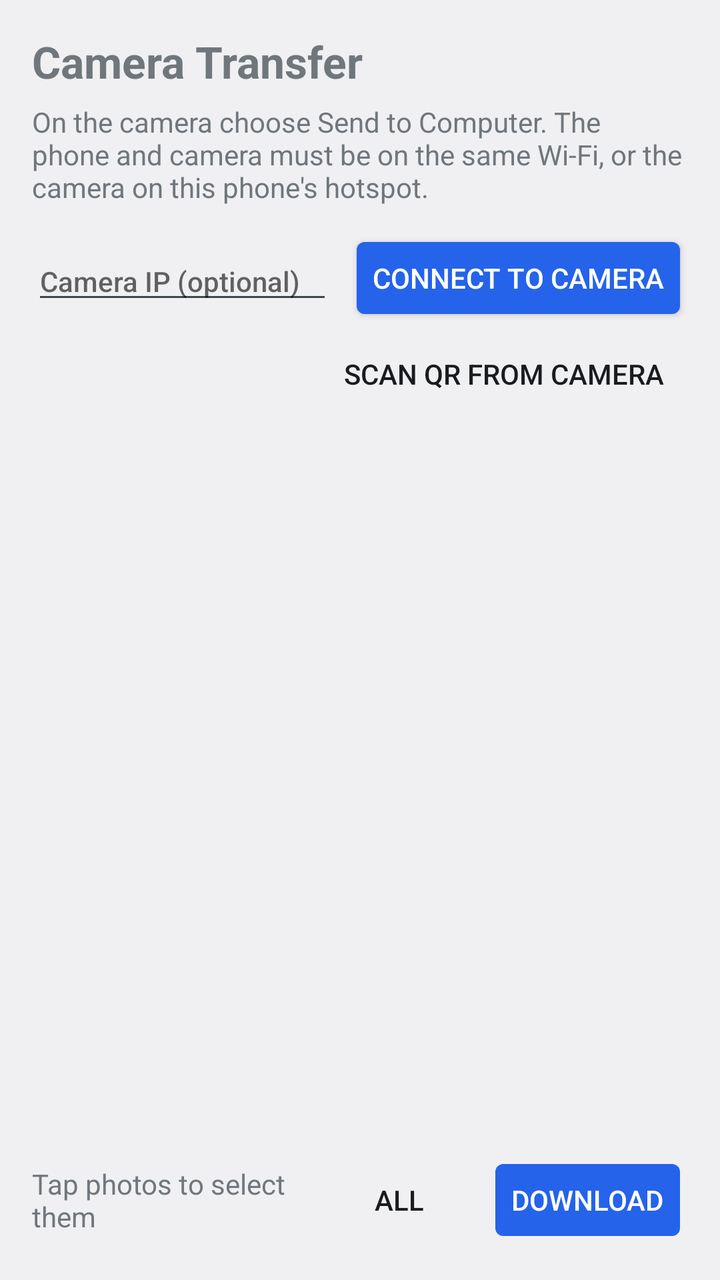
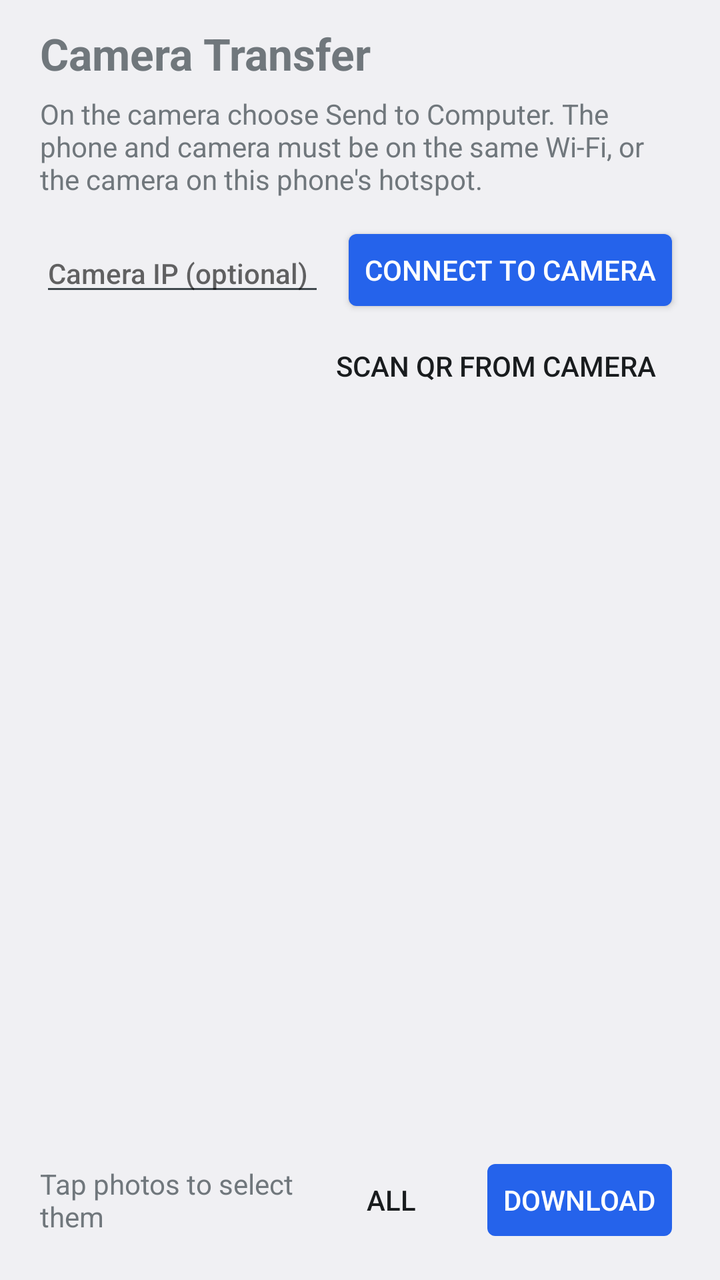

Compare the two renders of this Android layout. The source of the first and the diff that turns it into the second are given below.
<!-- AndroidManifest.xml: application theme android:Theme.DeviceDefault.DayNight -->
<!-- res/layout/activity_main.xml -->
<?xml version="1.0" encoding="utf-8"?>
<LinearLayout xmlns:android="http://schemas.android.com/apk/res/android"
    android:layout_width="match_parent"
    android:layout_height="match_parent"
    android:fitsSystemWindows="true"
    android:orientation="vertical"
    android:padding="16dp">

    <TextView
        android:layout_width="wrap_content"
        android:layout_height="wrap_content"
        android:text="@string/app_name"
        android:textSize="22sp"
        android:textStyle="bold" />

    <TextView
        android:id="@+id/status"
        android:layout_width="match_parent"
        android:layout_height="wrap_content"
        android:layout_marginTop="6dp"
        android:text="@string/hint_idle"
        android:textSize="14sp" />

    <LinearLayout
        android:layout_width="match_parent"
        android:layout_height="wrap_content"
        android:layout_marginTop="12dp"
        android:gravity="center_vertical"
        android:orientation="horizontal">

        <EditText
            android:id="@+id/camera_ip"
            android:layout_width="0dp"
            android:layout_height="wrap_content"
            android:layout_weight="1"
            android:hint="@string/camera_ip_hint"
            android:importantForAutofill="no"
            android:inputType="textUri"
            android:maxLines="1"
            android:textSize="14sp" />

        <Button
            android:id="@+id/connect"
            android:layout_width="wrap_content"
            android:layout_height="wrap_content"
            android:layout_marginStart="8dp"
            android:backgroundTint="#2563EB"
            android:text="@string/connect"
            android:textColor="#FFFFFF" />
    </LinearLayout>

    <LinearLayout
        android:layout_width="match_parent"
        android:layout_height="wrap_content"
        android:gravity="end"
        android:orientation="horizontal">

        <Button
            android:id="@+id/scan_qr"
            style="@android:style/Widget.DeviceDefault.Button.Borderless"
            android:layout_width="wrap_content"
            android:layout_height="wrap_content"
            android:text="@string/scan_qr" />

        <Button
            android:id="@+id/connect_direct"
            style="@android:style/Widget.DeviceDefault.Button.Borderless"
            android:layout_width="wrap_content"
            android:layout_height="wrap_content"
            android:text="@string/connect_direct"
            android:visibility="gone" />
    </LinearLayout>

    <ProgressBar
        android:id="@+id/progress"
        style="@android:style/Widget.DeviceDefault.ProgressBar.Horizontal"
        android:layout_width="match_parent"
        android:layout_height="wrap_content"
        android:layout_marginTop="8dp"
        android:max="100"
        android:visibility="gone" />

    <GridView
        android:id="@+id/grid"
        android:layout_width="match_parent"
        android:layout_height="0dp"
        android:layout_marginTop="10dp"
        android:layout_weight="1"
        android:columnWidth="104dp"
        android:horizontalSpacing="6dp"
        android:numColumns="auto_fit"
        android:stretchMode="columnWidth"
        android:verticalSpacing="6dp" />

    <LinearLayout
        android:layout_width="match_parent"
        android:layout_height="wrap_content"
        android:layout_marginTop="8dp"
        android:gravity="center_vertical"
        android:orientation="horizontal">

        <TextView
            android:id="@+id/selection"
            android:layout_width="0dp"
            android:layout_height="wrap_content"
            android:layout_weight="1"
            android:text="@string/nothing_selected"
            android:textSize="14sp" />

        <Button
            android:id="@+id/select_all"
            style="@android:style/Widget.DeviceDefault.Button.Borderless"
            android:layout_width="wrap_content"
            android:layout_height="wrap_content"
            android:text="@string/select_all" />

        <Button
            android:id="@+id/download"
            android:layout_width="wrap_content"
            android:layout_height="wrap_content"
            android:backgroundTint="#2563EB"
            android:enabled="false"
            android:text="@string/download"
            android:textColor="#FFFFFF" />
    </LinearLayout>
</LinearLayout>
<!-- resources referenced by this layout -->
<resources>
  <string name="app_name">Camera Transfer</string>
  <string name="camera_ip_hint">Camera IP (optional)</string>
  <string name="connect">Connect to camera</string>
  <string name="connect_direct">Via the camera\'s Wi-Fi</string>
  <string name="download">Download</string>
  <string name="hint_idle">On the camera choose Send to Computer. The phone and camera must be on the same Wi-Fi, or the camera on this phone\'s hotspot.</string>
  <string name="nothing_selected">Tap photos to select them</string>
  <string name="scan_qr">Scan QR from camera</string>
  <string name="select_all">All</string>
</resources>

<!-- the commit's change to res/layout/activity_main.xml (unified diff, before → after) -->
@@ -1,10 +1,17 @@
 <?xml version="1.0" encoding="utf-8"?>
-<LinearLayout xmlns:android="http://schemas.android.com/apk/res/android"
+<FrameLayout xmlns:android="http://schemas.android.com/apk/res/android"
     android:layout_width="match_parent"
     android:layout_height="match_parent"
-    android:fitsSystemWindows="true"
+    android:fitsSystemWindows="true">
+
+<LinearLayout
+    android:layout_width="match_parent"
+    android:layout_height="match_parent"
     android:orientation="vertical"
-    android:padding="16dp">
+    android:paddingStart="20dp"
+    android:paddingTop="12dp"
+    android:paddingEnd="20dp"
+    android:paddingBottom="16dp">
 
     <TextView
         android:layout_width="wrap_content"
@@ -124,3 +131,4 @@
             android:textColor="#FFFFFF" />
     </LinearLayout>
 </LinearLayout>
+</FrameLayout>
